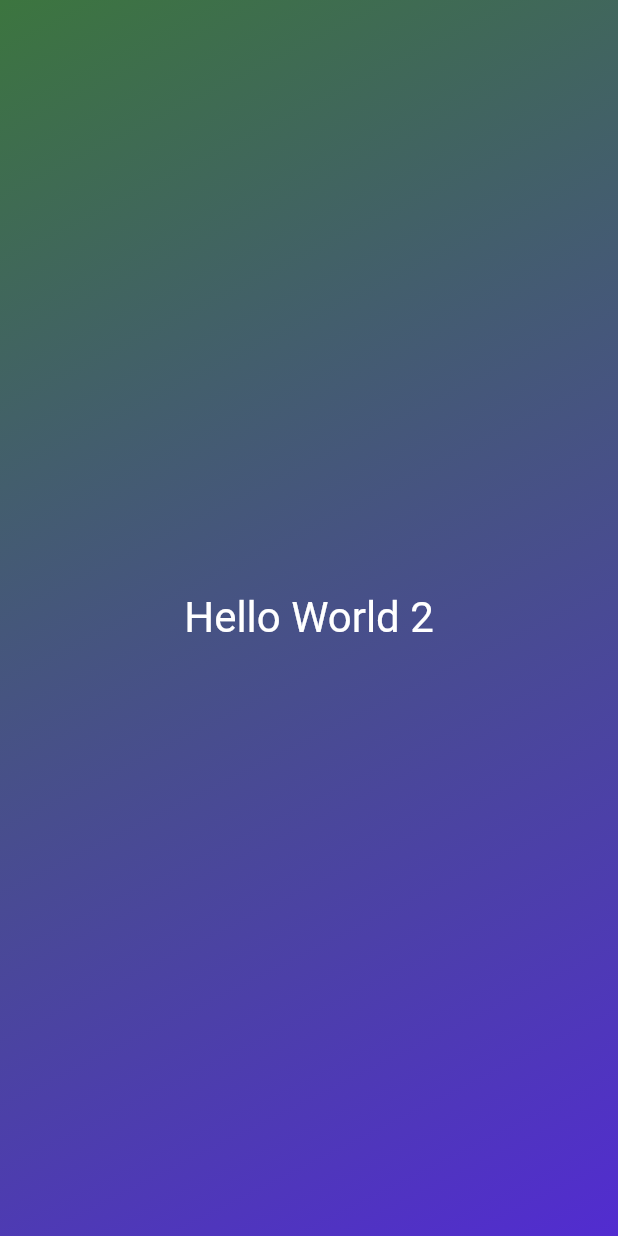
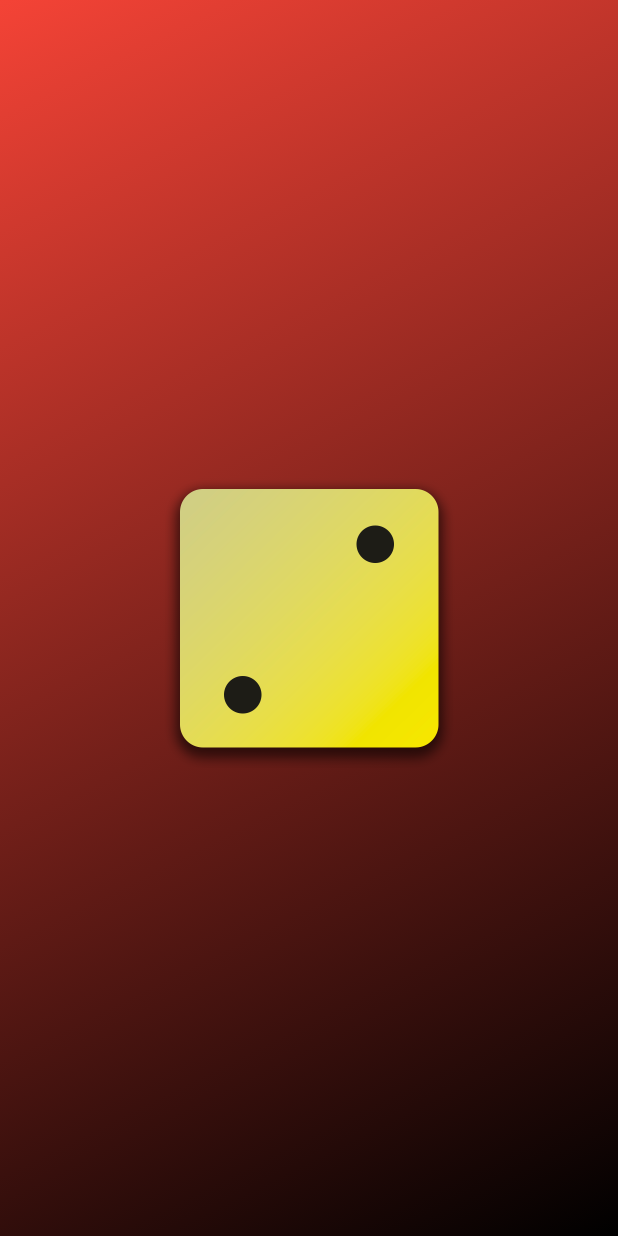
Before and after one commit to kodesh87/flutter_dart_the_complete_guide_2023_edition, a Flutter app: the screen it shows after launch, on a phone screen of 412 x 824 dp. Run offline on Flutter 3.47's test engine with Material 2 defaults, Android fonts, the phone set to English and light mode, and no system bars.

Commit message:
Lesson #44

```diff
--- a/first_app/lib/gradient_container.dart
+++ b/first_app/lib/gradient_container.dart
@@ -1,11 +1,12 @@
 import 'package:flutter/material.dart';
-import 'package:first_app/styled_text.dart';
 
 const startAlignment = Alignment.topLeft;
 const endAlignment = Alignment.bottomRight;
 
 class GradientContainer extends StatelessWidget {
   const GradientContainer({super.key, required this.gradientColors});
+  const GradientContainer.redToBlack({super.key})
+      : gradientColors = const [Colors.red, Colors.black];
   final List<Color> gradientColors;
 
   @override
@@ -18,7 +19,13 @@ class GradientContainer extends StatelessWidget {
           end: endAlignment,
         ),
       ),
-      child: const Center(child: StyledText("Hello World 2")),
+      child: Center(
+        child: Image.asset(
+          "assets/images/dice/dice-2.png",
+          width: 200,
+        ),
+      ),
+      // child: Image.asset("name"),
     );
   }
 }
```
Also changed, not shown: first_app/lib/main.dart (+11 -9 lines), first_app/pubspec.yaml (+9 -3 lines), first_app/assets/images/dice/dice-1.png (added), first_app/assets/images/dice/dice-2.png (added), first_app/assets/images/dice/dice-3.png (added), first_app/assets/images/dice/dice-4.png (added), first_app/assets/images/dice/dice-5.png (added), first_app/assets/images/dice/dice-6.png (added).
